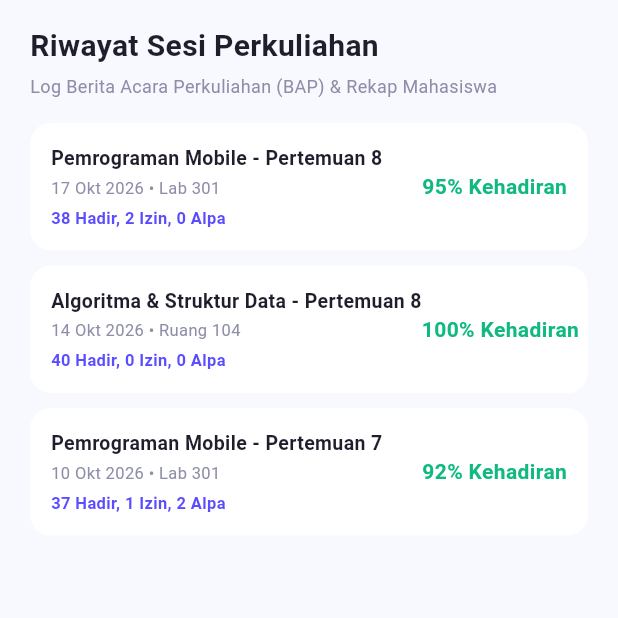
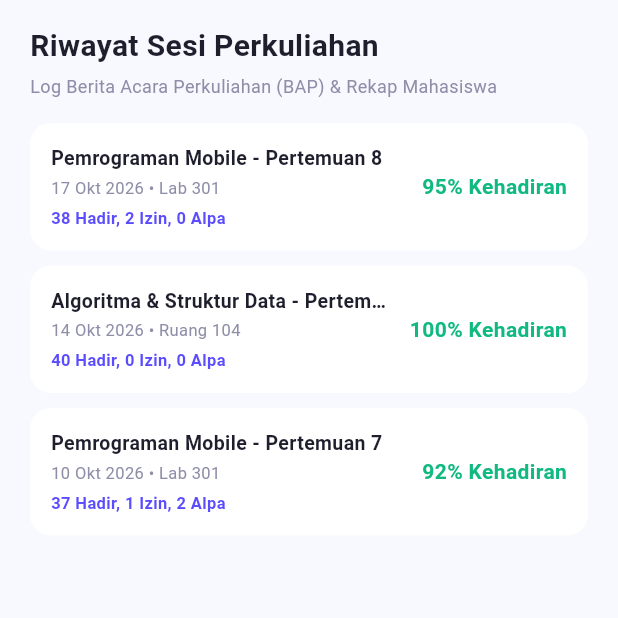
Before and after one commit to Satria-IDN/App-Kampus_Pemograman-Mobile, a Flutter app: the LecturerDashboardScreen screen opened by its route, item 3 of the bottom bar chosen, on a phone screen of 412 x 824 dp, the top half of it. Run offline on Flutter 3.47's test engine with Material 3 defaults, Android fonts, the phone set to English and light mode, and no system bars; our stand-ins replace flutter_secure_storage, supabase_flutter; accounts and stored records are empty.

Commit message:
fix: perbaiki overflow kartu riwayat pada dasbor dosen

```diff
--- a/lib/features/dashboard/presentation/screens/lecturer_dashboard_screen.dart
+++ b/lib/features/dashboard/presentation/screens/lecturer_dashboard_screen.dart
@@ -1030,21 +1030,53 @@ class _LecturerDashboardScreenState extends State<LecturerDashboardScreen> {
   Widget _buildHistorySessionCard(String title, String detail, String recap, String pct) {
     return Container(
       padding: const EdgeInsets.all(14),
-      decoration: BoxDecoration(color: Colors.white, borderRadius: BorderRadius.circular(14)),
+      decoration: BoxDecoration(
+        color: Colors.white,
+        borderRadius: BorderRadius.circular(14),
+      ),
       child: Row(
         mainAxisAlignment: MainAxisAlignment.spaceBetween,
         children: [
-          Column(
-            crossAxisAlignment: CrossAxisAlignment.start,
-            children: [
-              Text(title, style: const TextStyle(fontSize: 13, fontWeight: FontWeight.bold, color: AppColors.textDark)),
-              const SizedBox(height: 2),
-              Text(detail, style: const TextStyle(fontSize: 11, color: AppColors.textGrey)),
-              const SizedBox(height: 4),
-              Text(recap, style: const TextStyle(fontSize: 11, color: AppColors.primary, fontWeight: FontWeight.w600)),
-            ],
+          Expanded(
+            child: Column(
+              crossAxisAlignment: CrossAxisAlignment.start,
+              children: [
+                Text(
+                  title,
+                  style: const TextStyle(
+                    fontSize: 13,
+                    fontWeight: FontWeight.bold,
+                    color: AppColors.textDark,
+                  ),
+                  maxLines: 1,
+                  overflow: TextOverflow.ellipsis,
+                ),
+                const SizedBox(height: 2),
+                Text(
+                  detail,
+                  style: const TextStyle(fontSize: 11, color: AppColors.textGrey),
+                ),
+                const SizedBox(height: 4),
+                Text(
+                  recap,
+                  style: const TextStyle(
+                    fontSize: 11,
+                    color: AppColors.primary,
+                    fontWeight: FontWeight.w600,
+                  ),
+                ),
+              ],
+            ),
           ),
-          Text(pct, style: const TextStyle(fontSize: 14, fontWeight: FontWeight.bold, color: AppColors.badgeGreen)),
+          const SizedBox(width: 12),
+          Text(
+            pct,
+            style: const TextStyle(
+              fontSize: 14,
+              fontWeight: FontWeight.bold,
+              color: AppColors.badgeGreen,
+            ),
+          ),
         ],
       ),
     );
```
